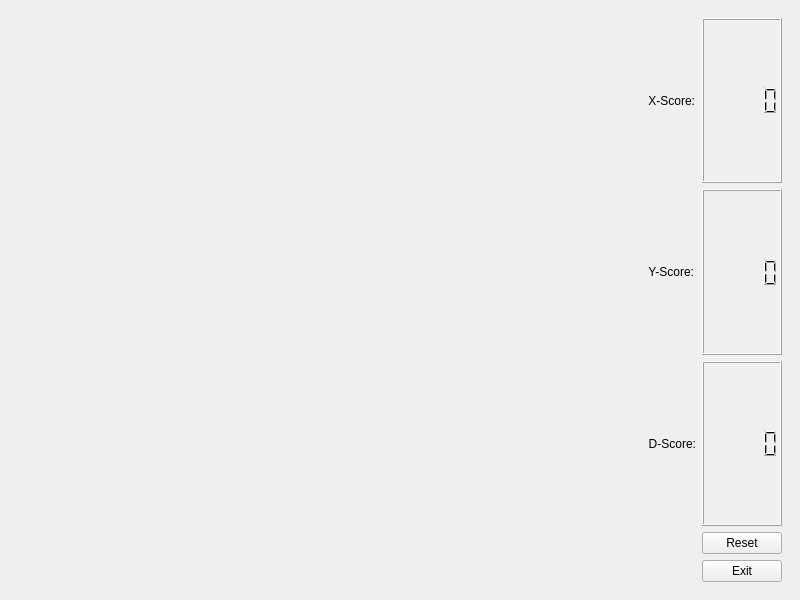
First picture: the form in products/tic_tac_toe/src/UITicTacToeWindow.ui, repository cbtek/TicTacToeDemo, before the edit.
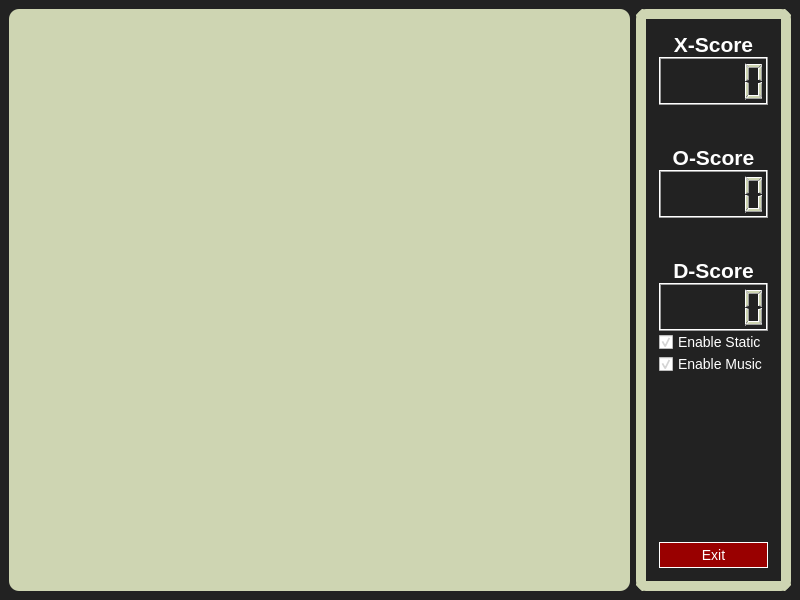
Second picture: the form after the edit.

Diff of the .ui file:
```diff
--- a/products/tic_tac_toe/src/UITicTacToeWindow.ui
+++ b/products/tic_tac_toe/src/UITicTacToeWindow.ui
@@ -11,102 +11,337 @@
    </rect>
   </property>
   <property name="windowTitle">
-   <string>UITicTacToeWindow</string>
+   <string>Nuka-Boy Tic-Tac-Toe</string>
   </property>
   <widget class="QWidget" name="centralwidget">
+   <property name="styleSheet">
+    <string notr="true">#centralwidget
+{
+	background:#222;
+}</string>
+   </property>
    <layout class="QHBoxLayout" name="horizontalLayout">
+    <property name="spacing">
+     <number>6</number>
+    </property>
     <item>
      <widget class="QFrame" name="m_frmMain">
+      <property name="enabled">
+       <bool>true</bool>
+      </property>
       <property name="sizePolicy">
        <sizepolicy hsizetype="Expanding" vsizetype="Expanding">
         <horstretch>0</horstretch>
         <verstretch>0</verstretch>
        </sizepolicy>
       </property>
-      <layout class="QVBoxLayout" name="m_lytMain"/>
+      <property name="styleSheet">
+       <string notr="true">#m_frmMain
+{
+	border-radius:10px;
+	background:#ced5b2;
+}</string>
+      </property>
+      <layout class="QVBoxLayout" name="m_lytMain">
+       <property name="spacing">
+        <number>6</number>
+       </property>
+       <property name="leftMargin">
+        <number>9</number>
+       </property>
+       <property name="topMargin">
+        <number>9</number>
+       </property>
+       <property name="rightMargin">
+        <number>9</number>
+       </property>
+       <property name="bottomMargin">
+        <number>9</number>
+       </property>
+      </layout>
      </widget>
     </item>
     <item>
-     <widget class="QFrame" name="gridFrame">
+     <widget class="QFrame" name="m_frmMenu">
       <property name="sizePolicy">
        <sizepolicy hsizetype="Preferred" vsizetype="Expanding">
         <horstretch>0</horstretch>
         <verstretch>0</verstretch>
        </sizepolicy>
       </property>
+      <property name="styleSheet">
+       <string notr="true">#m_frmMenu
+{
+	border:10px solid #ced5b2;
+	border-radius:10px;
+	padding:4px;	
+	color:white;
+	background:#222;
+}
+</string>
+      </property>
       <layout class="QGridLayout" name="gridLayout">
+       <property name="spacing">
+        <number>0</number>
+       </property>
+       <item row="5" column="1">
+        <spacer name="verticalSpacer_2">
+         <property name="orientation">
+          <enum>Qt::Vertical</enum>
+         </property>
+         <property name="sizeType">
+          <enum>QSizePolicy::Fixed</enum>
+         </property>
+         <property name="sizeHint" stdset="0">
+          <size>
+           <width>20</width>
+           <height>40</height>
+          </size>
+         </property>
+        </spacer>
+       </item>
+       <item row="8" column="1">
+        <widget class="QCheckBox" name="m_chkEnableStatic">
+         <property name="styleSheet">
+          <string notr="true">QCheckBox
+{
+	color:white;
+    font-size:14px;
+}
+QCheckbox::indicator
+{
+	color:white;
+	background:black;
+}</string>
+         </property>
+         <property name="text">
+          <string>Enable Static</string>
+         </property>
+         <property name="checked">
+          <bool>true</bool>
+         </property>
+        </widget>
+       </item>
        <item row="1" column="1">
-        <widget class="QLCDNumber" name="lcdNumber"/>
+        <widget class="QLCDNumber" name="m_lcdXScore">
+         <property name="minimumSize">
+          <size>
+           <width>0</width>
+           <height>48</height>
+          </size>
+         </property>
+         <property name="styleSheet">
+          <string notr="true">QLCDNumber
+{
+	color: #ced5b2;
+	
+}</string>
+         </property>
+        </widget>
        </item>
-       <item row="3" column="1">
-        <widget class="QLCDNumber" name="lcdNumber_2">
+       <item row="4" column="1">
+        <widget class="QLCDNumber" name="m_lcdOScore">
+         <property name="minimumSize">
+          <size>
+           <width>0</width>
+           <height>48</height>
+          </size>
+         </property>
+         <property name="font">
+          <font>
+           <pointsize>14</pointsize>
+          </font>
+         </property>
+         <property name="styleSheet">
+          <string notr="true">QLCDNumber
+{
+	color: #ced5b2;
+	
+}</string>
+         </property>
          <property name="smallDecimalPoint">
           <bool>false</bool>
          </property>
+         <property name="segmentStyle">
+          <enum>QLCDNumber::Filled</enum>
+         </property>
         </widget>
        </item>
        <item row="6" column="1">
-        <widget class="QPushButton" name="pushButton_2">
+        <widget class="QLabel" name="label_3">
+         <property name="sizePolicy">
+          <sizepolicy hsizetype="Preferred" vsizetype="Fixed">
+           <horstretch>0</horstretch>
+           <verstretch>0</verstretch>
+          </sizepolicy>
+         </property>
+         <property name="font">
+          <font>
+           <pointsize>16</pointsize>
+           <weight>75</weight>
+           <bold>true</bold>
+          </font>
+         </property>
+         <property name="styleSheet">
+          <string notr="true">QLabel
+{
+	color:white;
+}</string>
+         </property>
          <property name="text">
-          <string>Reset</string>
+          <string>D-Score</string>
          </property>
+         <property name="alignment">
+          <set>Qt::AlignCenter</set>
+         </property>
         </widget>
        </item>
-       <item row="7" column="1">
-        <widget class="QPushButton" name="pushButton">
+       <item row="3" column="1">
+        <widget class="QLabel" name="label_2">
+         <property name="sizePolicy">
+          <sizepolicy hsizetype="Preferred" vsizetype="Fixed">
+           <horstretch>0</horstretch>
+           <verstretch>0</verstretch>
+          </sizepolicy>
+         </property>
+         <property name="font">
+          <font>
+           <pointsize>16</pointsize>
+           <weight>75</weight>
+           <bold>true</bold>
+          </font>
+         </property>
+         <property name="styleSheet">
+          <string notr="true">QLabel
+{
+	color:white;
+}</string>
+         </property>
+         <property name="text">
+          <string>O-Score</string>
+         </property>
+         <property name="alignment">
+          <set>Qt::AlignCenter</set>
+         </property>
+        </widget>
+       </item>
+       <item row="2" column="1">
+        <spacer name="verticalSpacer">
+         <property name="orientation">
+          <enum>Qt::Vertical</enum>
+         </property>
+         <property name="sizeType">
+          <enum>QSizePolicy::Fixed</enum>
+         </property>
+         <property name="sizeHint" stdset="0">
+          <size>
+           <width>20</width>
+           <height>40</height>
+          </size>
+         </property>
+        </spacer>
+       </item>
+       <item row="11" column="1">
+        <widget class="QPushButton" name="m_btnClose">
+         <property name="styleSheet">
+          <string notr="true">QPushButton
+{
+	border:1px solid white;
+	padding:4px;
+	font-size:14px;
+	color:white;
+	background:#990000;
+}
+
+QPushButton::hover
+{
+	background:white;
+	color:black;	
+}</string>
+         </property>
          <property name="text">
           <string>Exit</string>
          </property>
         </widget>
        </item>
-       <item row="5" column="1">
-        <widget class="QLCDNumber" name="lcdNumber_3"/>
+       <item row="7" column="1">
+        <widget class="QLCDNumber" name="m_lcdDScore">
+         <property name="minimumSize">
+          <size>
+           <width>0</width>
+           <height>48</height>
+          </size>
+         </property>
+         <property name="styleSheet">
+          <string notr="true">QLCDNumber
+{
+	color: #ced5b2;
+	
+}</string>
+         </property>
+        </widget>
        </item>
-       <item row="1" column="0">
+       <item row="0" column="1">
         <widget class="QLabel" name="label">
          <property name="sizePolicy">
-          <sizepolicy hsizetype="Fixed" vsizetype="Preferred">
+          <sizepolicy hsizetype="Preferred" vsizetype="Fixed">
            <horstretch>0</horstretch>
            <verstretch>0</verstretch>
           </sizepolicy>
          </property>
+         <property name="font">
+          <font>
+           <pointsize>16</pointsize>
+           <weight>75</weight>
+           <bold>true</bold>
+          </font>
+         </property>
+         <property name="styleSheet">
+          <string notr="true">QLabel
+{
+	color:white;
+}</string>
+         </property>
          <property name="text">
-          <string>X-Score:</string>
+          <string>X-Score</string>
          </property>
          <property name="alignment">
-          <set>Qt::AlignRight|Qt::AlignTrailing|Qt::AlignVCenter</set>
+          <set>Qt::AlignCenter</set>
          </property>
         </widget>
        </item>
-       <item row="3" column="0">
-        <widget class="QLabel" name="label_2">
-         <property name="sizePolicy">
-          <sizepolicy hsizetype="Fixed" vsizetype="Preferred">
-           <horstretch>0</horstretch>
-           <verstretch>0</verstretch>
-          </sizepolicy>
+       <item row="10" column="1">
+        <spacer name="verticalSpacer_4">
+         <property name="orientation">
+          <enum>Qt::Vertical</enum>
          </property>
-         <property name="text">
-          <string>Y-Score:</string>
+         <property name="sizeHint" stdset="0">
+          <size>
+           <width>20</width>
+           <height>40</height>
+          </size>
          </property>
-         <property name="alignment">
-          <set>Qt::AlignRight|Qt::AlignTrailing|Qt::AlignVCenter</set>
-         </property>
-        </widget>
+        </spacer>
        </item>
-       <item row="5" column="0">
-        <widget class="QLabel" name="label_3">
-         <property name="sizePolicy">
-          <sizepolicy hsizetype="Fixed" vsizetype="Preferred">
-           <horstretch>0</horstretch>
-           <verstretch>0</verstretch>
-          </sizepolicy>
+       <item row="9" column="1">
+        <widget class="QCheckBox" name="m_chkEnableMusic">
+         <property name="styleSheet">
+          <string notr="true">QCheckBox
+{
+	color:white;
+    font-size:14px;
+}
+QCheckbox::indicator
+{
+	color:white;
+	background:black;
+}</string>
          </property>
          <property name="text">
-          <string>D-Score:</string>
+          <string>Enable Music</string>
          </property>
-         <property name="alignment">
-          <set>Qt::AlignRight|Qt::AlignTrailing|Qt::AlignVCenter</set>
+         <property name="checked">
+          <bool>true</bool>
          </property>
         </widget>
        </item>
```
